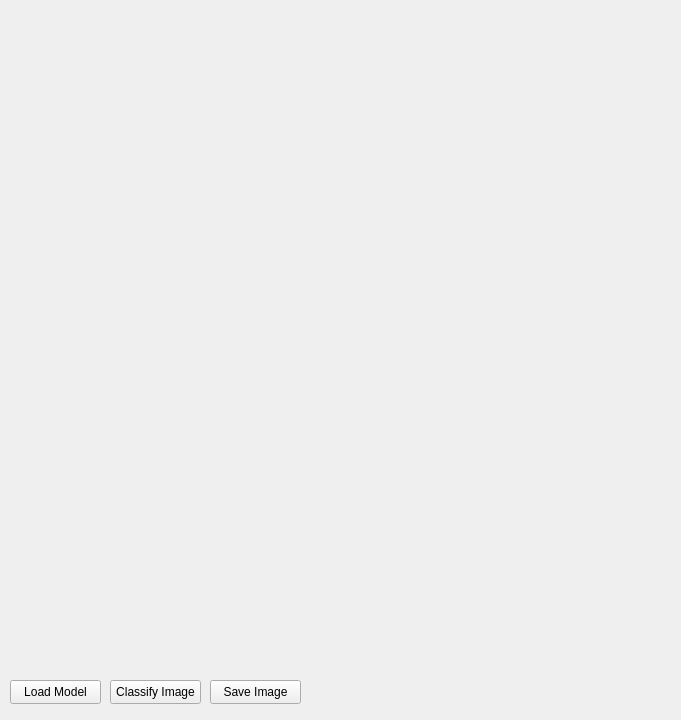
Above: mainwindow.ui from Dudecake/potato-classifier before the change. Below: the same form after it.
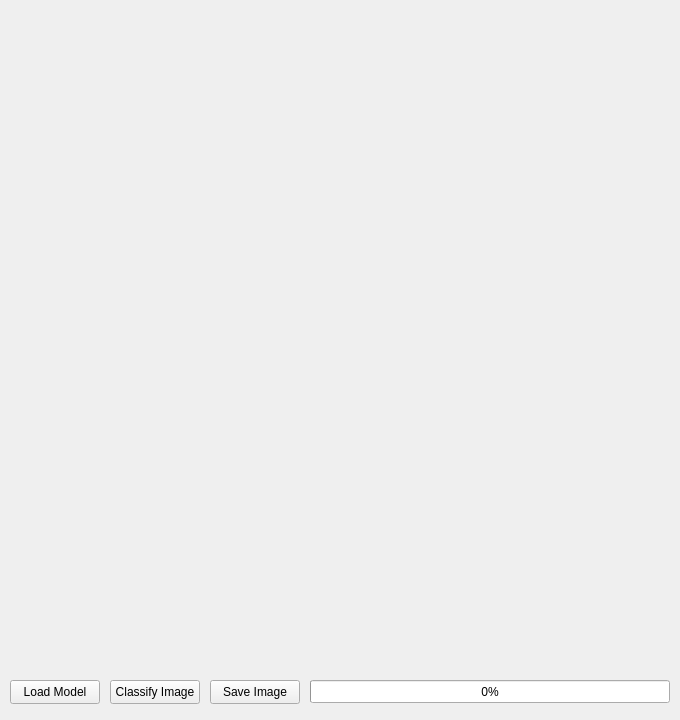
That is the form after the change.

```diff
--- a/mainwindow.ui
+++ b/mainwindow.ui
@@ -6,10 +6,22 @@
    <rect>
     <x>0</x>
     <y>0</y>
-    <width>681</width>
+    <width>680</width>
     <height>720</height>
    </rect>
   </property>
+  <property name="minimumSize">
+   <size>
+    <width>680</width>
+    <height>720</height>
+   </size>
+  </property>
+  <property name="baseSize">
+   <size>
+    <width>680</width>
+    <height>720</height>
+   </size>
+  </property>
   <property name="windowTitle">
    <string>MainWindow</string>
   </property>
@@ -19,7 +31,7 @@
      <rect>
       <x>10</x>
       <y>680</y>
-      <width>91</width>
+      <width>90</width>
       <height>24</height>
      </rect>
     </property>
@@ -32,7 +44,7 @@
      <rect>
       <x>110</x>
       <y>680</y>
-      <width>91</width>
+      <width>90</width>
       <height>24</height>
      </rect>
     </property>
@@ -45,7 +57,7 @@
      <rect>
       <x>210</x>
       <y>680</y>
-      <width>91</width>
+      <width>90</width>
       <height>24</height>
      </rect>
     </property>
@@ -58,14 +70,27 @@
      <rect>
       <x>10</x>
       <y>10</y>
-      <width>661</width>
-      <height>661</height>
+      <width>660</width>
+      <height>660</height>
      </rect>
     </property>
     <property name="text">
      <string/>
     </property>
    </widget>
+   <widget class="QProgressBar" name="loadProgressBar">
+    <property name="geometry">
+     <rect>
+      <x>310</x>
+      <y>680</y>
+      <width>360</width>
+      <height>23</height>
+     </rect>
+    </property>
+    <property name="value">
+     <number>0</number>
+    </property>
+   </widget>
   </widget>
  </widget>
  <resources/>
```
